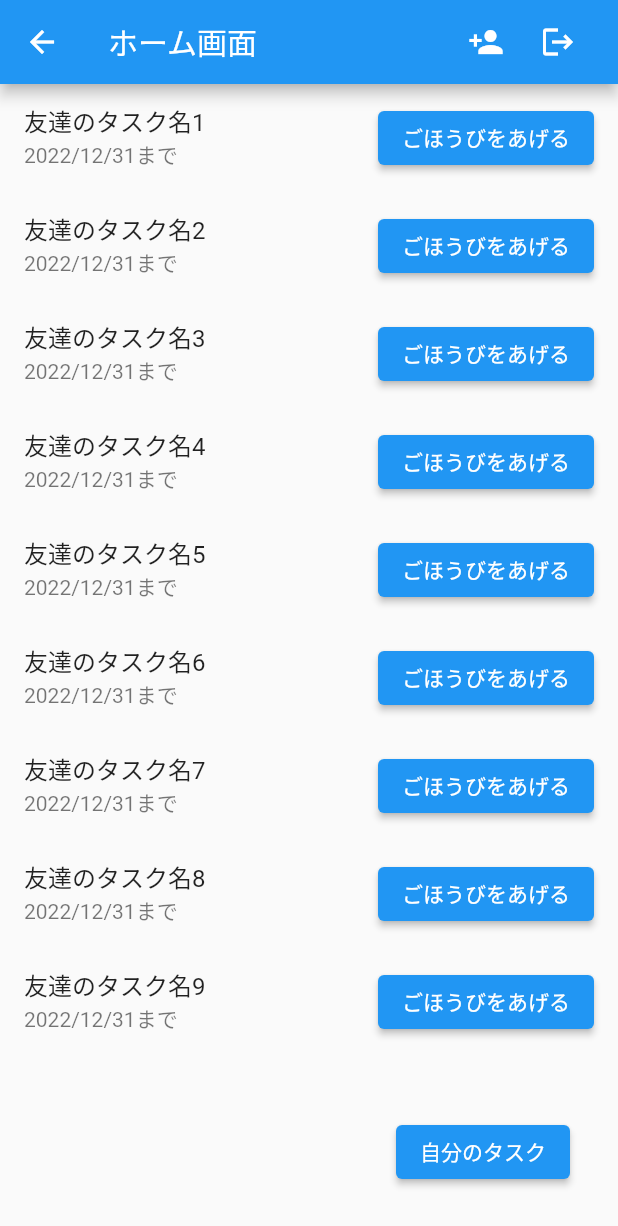
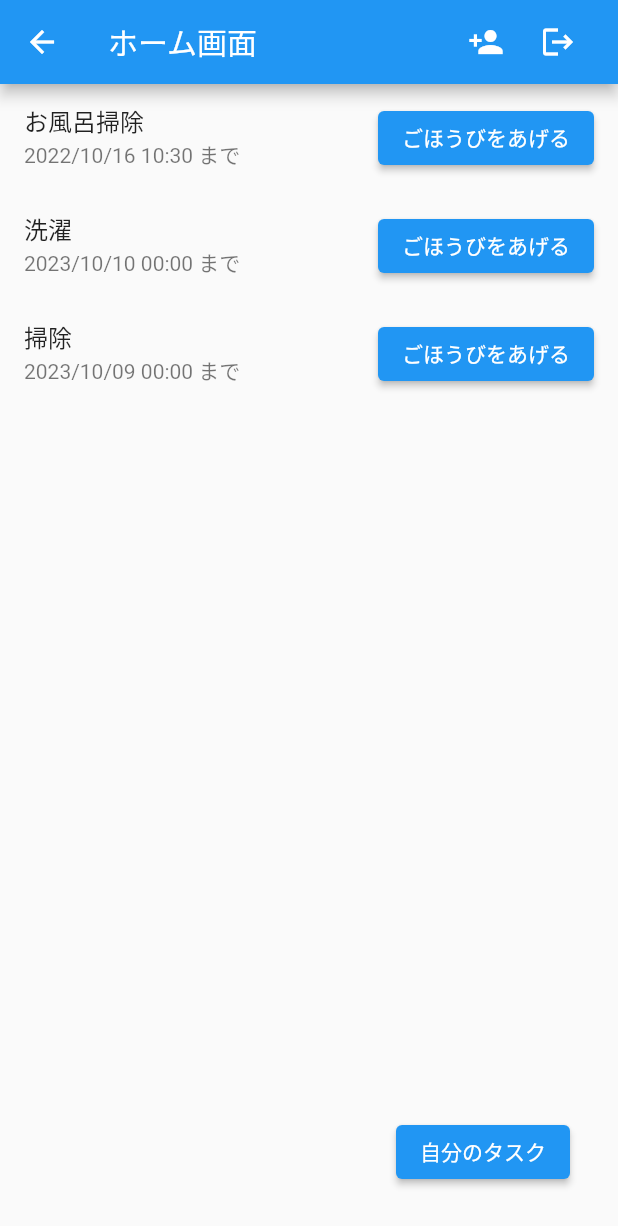
Before and after one commit to momomomo111/friend_task_share, a Flutter app: the HomeScreen screen opened by its route, on a phone screen of 412 x 824 dp. Shown: the top 1226 px of the screen. Run offline on Flutter 3.47's test engine with Material 2 defaults, Android fonts, the phone set to English and light mode, and no system bars; our stand-ins replace auto_route, firebase_auth, firebase_core, flutter_hooks, flutter_signin_button, freezed_annotation and 2 more; accounts and stored records are empty.

Commit message:
[add] Reflects friends' task data
友達のタスクデータを反映

```diff
--- a/lib/domain/gohobi.dart
+++ b/lib/domain/gohobi.dart
@@ -7,6 +7,6 @@
   const factory Gohobi({
     required int id,
     required String message,
-    required int fromUserId,
+    required String fromUserName,
   }) = _Gohobi;
 }
--- a/lib/domain/task.dart
+++ b/lib/domain/task.dart
@@ -9,6 +9,7 @@
   const factory Task({
     required int id,
     required String taskName,
+    required DateTime deadline,
     required List<String> smallTaskName,
     required List<Gohobi> gohobiList,
   }) = _Task;
--- a/lib/main.dart
+++ b/lib/main.dart
@@ -1,5 +1,6 @@
 import 'package:firebase_core/firebase_core.dart';
 import 'package:flutter/material.dart';
+import 'domain/task.dart';
 import 'package:hooks_riverpod/hooks_riverpod.dart';
 
 import 'firebase_options.dart';
@@ -9,7 +10,7 @@
 import 'viewmodel/mytask_name_viewmodel.dart';
 
 final friendtaskNameProvider =
-    StateNotifierProvider<FriendTaskNameViewModel, List<String>>(
+    StateNotifierProvider<FriendTaskNameViewModel, List<Task>>(
         (_) => FriendTaskNameViewModel());
 
 final mytaskNameProvider =
--- a/lib/navigation/app_router.dart
+++ b/lib/navigation/app_router.dart
@@ -1,12 +1,12 @@
 import 'package:auto_route/auto_route.dart';
-import '../ui/add_user_screen.dart';
 
 import '../ui/add_task_screen.dart';
+import '../ui/add_user_screen.dart';
 import '../ui/detail_screen.dart';
 import '../ui/gohobi_screen.dart';
 import '../ui/home_screen.dart';
+import '../ui/login_screen.dart';
 import '../ui/mytask_screen.dart';
-import '../ui/login_screen.dart';
 
 @MaterialAutoRouter(
   replaceInRouteName: 'Screen,Route',
--- a/lib/ui/home_screen.dart
+++ b/lib/ui/home_screen.dart
@@ -1,6 +1,7 @@
 import 'package:auto_route/auto_route.dart';
 import 'package:flutter/material.dart';
 import 'package:hooks_riverpod/hooks_riverpod.dart';
+import 'package:intl/intl.dart';
 
 import '../main.dart';
 import '../navigation/app_router.gr.dart';
@@ -49,11 +50,16 @@
                     child: ListView.builder(
                       itemCount: taskNames.length,
                       itemBuilder: (BuildContext context, int index) {
+                        DateFormat outputFormat =
+                            DateFormat('yyyy/MM/dd HH:mm');
+                        String deadline =
+                            outputFormat.format(taskNames[index].deadline);
                         return ListTile(
-                          title: Text(taskNames[index]),
-                          subtitle: const Text("2022/12/31まで"),
+                          title: Text(taskNames[index].taskName),
+                          subtitle: Text("$deadline まで"),
                           onTap: () {
-                            AutoRouter.of(context).push(const DetailRoute());
+                            AutoRouter.of(context)
+                                .push(DetailRoute(task: taskNames[index]));
                           },
                           trailing: ElevatedButton(
                             onPressed: () {
--- a/lib/ui/mytask_screen.dart
+++ b/lib/ui/mytask_screen.dart
@@ -43,7 +43,8 @@
                       ],
                     ),
                     onTap: () {
-                      AutoRouter.of(context).push(const DetailRoute());
+                      // AutoRouter.of(context)
+                      //     .push(DetailRoute(task: taskNames[index]));
                     },
                   );
                 },
--- a/lib/viewmodel/friendtask_name_viewmodel.dart
+++ b/lib/viewmodel/friendtask_name_viewmodel.dart
@@ -1,19 +1,42 @@
+import '../domain/gohobi.dart';
+import '../domain/task.dart';
 import 'package:hooks_riverpod/hooks_riverpod.dart';
 
-class FriendTaskNameViewModel extends StateNotifier<List<String>> {
+class FriendTaskNameViewModel extends StateNotifier<List<Task>> {
   FriendTaskNameViewModel()
       : super([
-          "友達のタスク名1",
-          "友達のタスク名2",
-          "友達のタスク名3",
-          "友達のタスク名4",
-          "友達のタスク名5",
-          "友達のタスク名6",
-          "友達のタスク名7",
-          "友達のタスク名8",
-          "友達のタスク名9",
-          "友達のタスク名10",
-          "友達のタスク名11"
+          Task(
+            id: 1,
+            taskName: "お風呂掃除",
+            deadline: DateTime.now(),
+            smallTaskName: ["お風呂の中を掃除する", "お風呂の外を掃除する"],
+            gohobiList: [
+              Gohobi(id: 0, message: "よくやったね", fromUserName: "田中"),
+              Gohobi(id: 1, message: "お疲れ様", fromUserName: "鈴木"),
+              Gohobi(id: 2, message: "お疲れ様", fromUserName: "鈴木"),
+              Gohobi(id: 3, message: "お疲れ様", fromUserName: "鈴木"),
+              Gohobi(id: 4, message: "お疲れ様", fromUserName: "鈴木"),
+              Gohobi(id: 5, message: "お疲れ様", fromUserName: "鈴木"),
+              Gohobi(id: 6, message: "お疲れ様です", fromUserName: "佐藤")
+            ],
+          ),
+          Task(
+            id: 2,
+            taskName: "洗濯",
+            deadline: DateTime(2023, 10, 10),
+            smallTaskName: ["洗濯機に入れる", "洗濯機を回す", "洗濯物を干す"],
+            gohobiList: [
+              Gohobi(id: 7, message: "すばらしい", fromUserName: "清水"),
+              Gohobi(id: 8, message: "お疲れ様です", fromUserName: "山田")
+            ],
+          ),
+          Task(
+            id: 3,
+            taskName: "掃除",
+            deadline: DateTime(2023, 10, 9),
+            smallTaskName: ["キッチンを掃除する", "トイレを掃除する", "お風呂を掃除する"],
+            gohobiList: [],
+          ),
         ]);
 
   void add(value) {
--- a/pubspec.yaml
+++ b/pubspec.yaml
@@ -40,6 +40,7 @@
   firebase_core: ^1.23.0
   firebase_auth: ^3.10.0
   google_sign_in: ^5.4.2
+  intl: ^0.17.0
 
 dev_dependencies:
   flutter_test:
```
Also changed, not shown: lib/ui/detail_screen.dart (+24 -12 lines), lib/domain/gohobi.freezed.dart, lib/domain/task.freezed.dart, lib/navigation/app_router.gr.dart, pubspec.lock, 2 other files.
